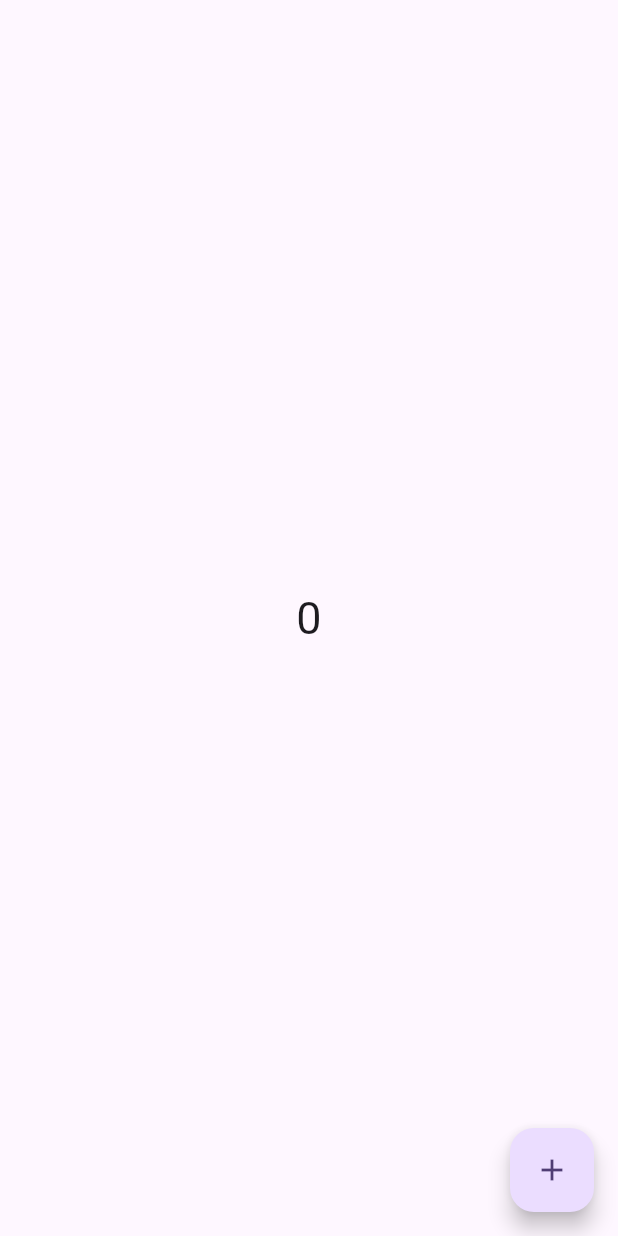
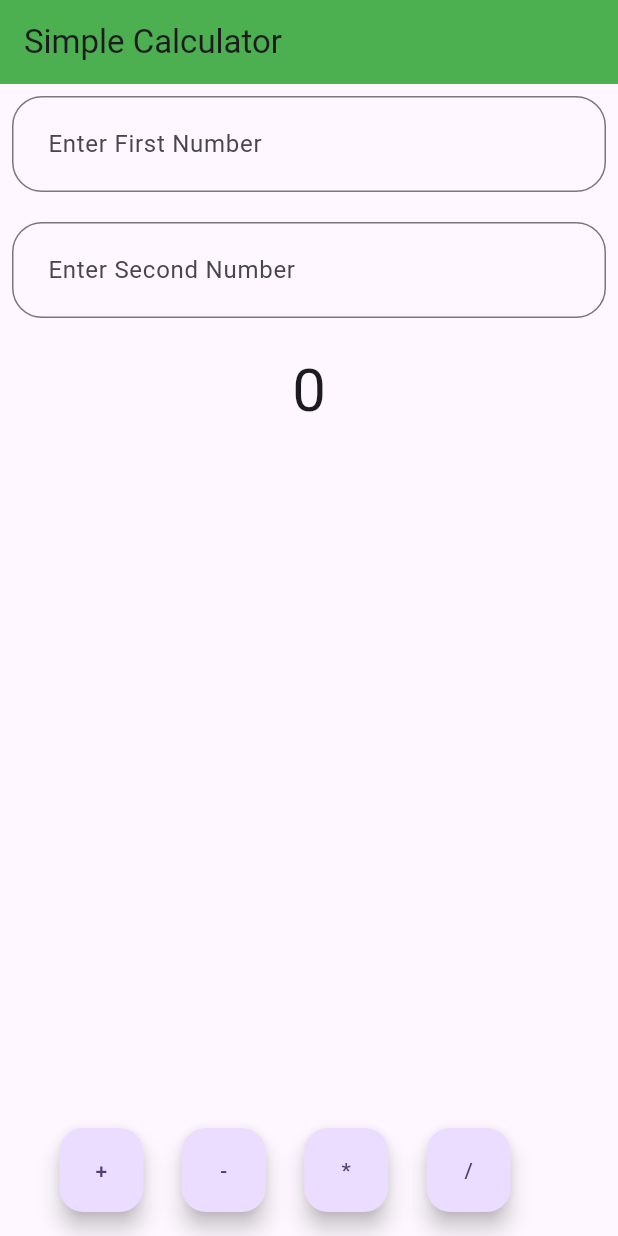
Before and after one commit to WmIsuru2001/Workout-Planner-, a Flutter app: the screen it shows after launch, on a phone screen of 412 x 824 dp. Run offline on Flutter 3.47's test engine with Material 3 defaults, Android fonts, the phone set to English and light mode, and no system bars.

Commit message:
create calculator

```diff
--- a/lib/main.dart
+++ b/lib/main.dart
@@ -1,5 +1,5 @@
 import 'package:flutter/material.dart';
-import 'package:workout_planner/pages/home_page_no_state.dart';
+import 'package:workout_planner/pages/calculator.dart';
 
 void main() {
   runApp(const MyApp());
@@ -16,7 +16,7 @@ class MyApp extends StatelessWidget {
         colorScheme: ColorScheme.fromSeed(seedColor: Colors.deepPurple),
         useMaterial3: true,
       ),
-      home: MyHomePage(),
+      home: const Calculator(),
     );
   }
 }
--- /dev/null
+++ b/lib/pages/calculator.dart
@@ -0,0 +1,141 @@
+import 'package:flutter/material.dart';
+
+class Calculator extends StatefulWidget {
+  const Calculator({super.key});
+
+  @override
+  State<Calculator> createState() => _CalculatorState();
+}
+
+class _CalculatorState extends State<Calculator> {
+  //user entered values
+  final TextEditingController _number1Controller = TextEditingController();
+  final TextEditingController _number2Controller = TextEditingController();
+
+  int _result = 0;
+  //methode
+
+  void add() {
+    setState(() {
+      int number1 = int.tryParse(_number1Controller.text) ?? 0;
+      int number2 = int.tryParse(_number2Controller.text) ?? 0;
+      _result = number1 + number2;
+    });
+  }
+
+  void substraction() {
+    setState(() {
+      int number1 = int.tryParse(_number1Controller.text) ?? 0;
+      int number2 = int.tryParse(_number2Controller.text) ?? 0;
+      _result = number1 - number2;
+    });
+  }
+
+  void multiply() {
+    setState(() {
+      int number1 = int.tryParse(_number1Controller.text) ?? 0;
+      int number2 = int.tryParse(_number2Controller.text) ?? 0;
+      _result = number1 * number2;
+    });
+  }
+
+  void divide() {
+    setState(() {
+      int number1 = int.tryParse(_number1Controller.text) ?? 0;
+      int number2 = int.tryParse(_number2Controller.text) ?? 0;
+      double answer = number1 / number2;
+      _result = answer.ceil();
+    });
+  }
+
+  @override
+  void dispose() {
+    // TODO: implement dispose
+    _number1Controller.dispose();
+    _number2Controller.dispose();
+    super.dispose();
+  }
+
+  @override
+  Widget build(BuildContext context) {
+    return Scaffold(
+      appBar: AppBar(
+        title: const Text("Simple Calculator"),
+        backgroundColor: Colors.green,
+      ),
+      body: Padding(
+        padding: const EdgeInsets.all(8.0),
+        child: Column(
+          children: [
+            TextField(
+              controller: _number1Controller,
+              decoration: InputDecoration(
+                hintText: "Enter First Number",
+                border: OutlineInputBorder(
+                  borderRadius: BorderRadius.circular(20),
+                ),
+                contentPadding: const EdgeInsets.all(20),
+              ),
+            ),
+            const SizedBox(
+              height: 20,
+            ),
+            TextField(
+              controller: _number2Controller,
+              decoration: InputDecoration(
+                hintText: "Enter Second Number",
+                border: OutlineInputBorder(
+                  borderRadius: BorderRadius.circular(20),
+                ),
+                contentPadding: const EdgeInsets.all(20),
+              ),
+            ),
+            const SizedBox(
+              height: 20,
+            ),
+            Center(
+              child: Text(
+                _result.toString(),
+                style: const TextStyle(
+                  fontSize: 40,
+                ),
+              ),
+            )
+          ],
+        ),
+      ),
+      floatingActionButton: Padding(
+        padding: const EdgeInsets.symmetric(horizontal: 30),
+        child: Row(
+          mainAxisAlignment: MainAxisAlignment.spaceEvenly,
+          children: [
+            FloatingActionButton(
+              onPressed: () {
+                add();
+              },
+              child: const Text("+"),
+            ),
+            FloatingActionButton(
+              onPressed: () {
+                substraction();
+              },
+              child: const Text("-"),
+            ),
+            FloatingActionButton(
+              onPressed: () {
+                multiply();
+              },
+              child: const Text("*"),
+            ),
+            FloatingActionButton(
+              onPressed: () {
+                divide();
+              },
+              child: const Text("/"),
+            ),
+          ],
+        ),
+      ),
+    );
+  }
+}
```
Also changed, not shown: lib/pages/home_page_with_state.dart (+61 -0 lines).
